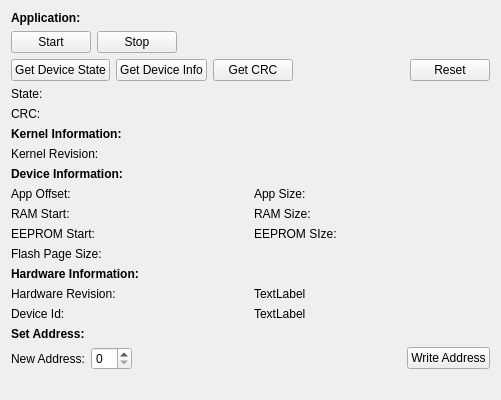
Qt form pc/TinyBusLoader/ui/deviceInformationWidget.ui (ChristianMarty/TinyBus) before a commit.
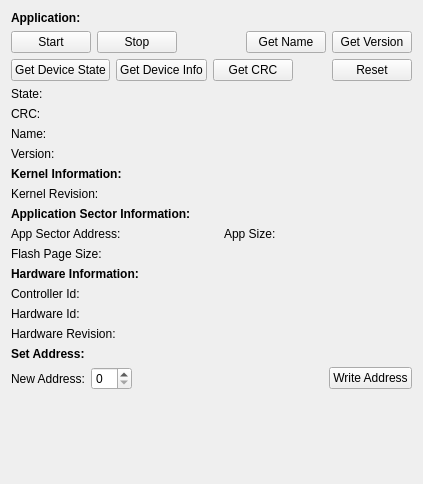
The same form after that commit.

The edit to the form file:
```diff
--- a/pc/TinyBusLoader/ui/deviceInformationWidget.ui
+++ b/pc/TinyBusLoader/ui/deviceInformationWidget.ui
@@ -6,8 +6,8 @@
    <rect>
     <x>0</x>
     <y>0</y>
-    <width>501</width>
-    <height>400</height>
+    <width>423</width>
+    <height>484</height>
    </rect>
   </property>
   <property name="windowTitle">
@@ -55,6 +55,20 @@
        </property>
       </spacer>
      </item>
+     <item>
+      <widget class="QPushButton" name="pushButton_getName">
+       <property name="text">
+        <string>Get Name</string>
+       </property>
+      </widget>
+     </item>
+     <item>
+      <widget class="QPushButton" name="pushButton_getVersion">
+       <property name="text">
+        <string>Get Version</string>
+       </property>
+      </widget>
+     </item>
     </layout>
    </item>
    <item>
@@ -104,6 +118,20 @@
    </item>
    <item>
     <layout class="QGridLayout" name="gridLayout_3">
+     <item row="1" column="0">
+      <widget class="QLabel" name="label_8">
+       <property name="text">
+        <string>CRC:</string>
+       </property>
+      </widget>
+     </item>
+     <item row="2" column="0">
+      <widget class="QLabel" name="label_3">
+       <property name="text">
+        <string>Name:</string>
+       </property>
+      </widget>
+     </item>
      <item row="0" column="0">
       <widget class="QLabel" name="label_7">
        <property name="text">
@@ -125,10 +153,24 @@
        </property>
       </widget>
      </item>
-     <item row="1" column="0">
-      <widget class="QLabel" name="label_8">
+     <item row="3" column="0">
+      <widget class="QLabel" name="label_12">
        <property name="text">
-        <string>CRC:</string>
+        <string>Version:</string>
+       </property>
+      </widget>
+     </item>
+     <item row="2" column="1">
+      <widget class="QLabel" name="label_applicationName">
+       <property name="text">
+        <string/>
+       </property>
+      </widget>
+     </item>
+     <item row="3" column="1">
+      <widget class="QLabel" name="label_applicationVersion">
+       <property name="text">
+        <string/>
        </property>
       </widget>
      </item>
@@ -172,107 +214,51 @@
       </font>
      </property>
      <property name="text">
-      <string>Device Information:</string>
+      <string>Application Sector Information:</string>
      </property>
     </widget>
    </item>
    <item>
     <layout class="QGridLayout" name="gridLayout">
-     <item row="1" column="2">
-      <widget class="QLabel" name="label_11">
+     <item row="0" column="1">
+      <widget class="QLabel" name="label_appStartAddress">
        <property name="text">
-        <string>RAM Size:</string>
+        <string/>
        </property>
       </widget>
      </item>
-     <item row="1" column="0">
-      <widget class="QLabel" name="label_2">
-       <property name="text">
-        <string>RAM Start:</string>
-       </property>
-      </widget>
-     </item>
-     <item row="0" column="2">
-      <widget class="QLabel" name="label_10">
-       <property name="text">
-        <string>App Size:</string>
-       </property>
-      </widget>
-     </item>
-     <item row="3" column="1">
+     <item row="1" column="1">
       <widget class="QLabel" name="label_flashPageSize">
        <property name="text">
         <string/>
        </property>
       </widget>
      </item>
-     <item row="2" column="1">
-      <widget class="QLabel" name="label_eepromOffset">
+     <item row="0" column="0">
+      <widget class="QLabel" name="label">
        <property name="text">
-        <string/>
+        <string>App Sector Address:</string>
        </property>
       </widget>
      </item>
-     <item row="0" column="3">
-      <widget class="QLabel" name="label_appSize">
-       <property name="text">
-        <string/>
-       </property>
-      </widget>
-     </item>
-     <item row="2" column="0">
-      <widget class="QLabel" name="label_3">
-       <property name="text">
-        <string>EEPROM Start:</string>
-       </property>
-      </widget>
-     </item>
-     <item row="3" column="0">
+     <item row="1" column="0">
       <widget class="QLabel" name="label_4">
        <property name="text">
         <string>Flash Page Size:</string>
        </property>
       </widget>
      </item>
-     <item row="1" column="3">
-      <widget class="QLabel" name="label_ramSize">
+     <item row="0" column="3">
+      <widget class="QLabel" name="label_appSize">
        <property name="text">
         <string/>
        </property>
       </widget>
      </item>
-     <item row="0" column="0">
-      <widget class="QLabel" name="label">
+     <item row="0" column="2">
+      <widget class="QLabel" name="label_10">
        <property name="text">
-        <string>App Offset:</string>
-       </property>
-      </widget>
-     </item>
-     <item row="0" column="1">
-      <widget class="QLabel" name="label_appOffset">
-       <property name="text">
-        <string/>
-       </property>
-      </widget>
-     </item>
-     <item row="1" column="1">
-      <widget class="QLabel" name="label_ramOffset">
-       <property name="text">
-        <string/>
-       </property>
-      </widget>
-     </item>
-     <item row="2" column="2">
-      <widget class="QLabel" name="label_12">
-       <property name="text">
-        <string>EEPROM SIze:</string>
-       </property>
-      </widget>
-     </item>
-     <item row="2" column="3">
-      <widget class="QLabel" name="label_eepromSize">
-       <property name="text">
-        <string/>
+        <string>App Size:</string>
        </property>
       </widget>
      </item>
@@ -292,31 +278,45 @@
    </item>
    <item>
     <layout class="QGridLayout" name="gridLayout_4">
+     <item row="1" column="1">
+      <widget class="QLabel" name="label_hardwareId">
+       <property name="text">
+        <string/>
+       </property>
+      </widget>
+     </item>
+     <item row="2" column="1">
+      <widget class="QLabel" name="label_hardwareRevision">
+       <property name="text">
+        <string/>
+       </property>
+      </widget>
+     </item>
+     <item row="1" column="0">
+      <widget class="QLabel" name="label_11">
+       <property name="text">
+        <string>Hardware Id:</string>
+       </property>
+      </widget>
+     </item>
      <item row="0" column="0">
+      <widget class="QLabel" name="label_2">
+       <property name="text">
+        <string>Controller Id:</string>
+       </property>
+      </widget>
+     </item>
+     <item row="2" column="0">
       <widget class="QLabel" name="label_17">
        <property name="text">
         <string>Hardware Revision:</string>
        </property>
       </widget>
      </item>
-     <item row="1" column="0">
-      <widget class="QLabel" name="label_18">
-       <property name="text">
-        <string>Device Id:</string>
-       </property>
-      </widget>
-     </item>
      <item row="0" column="1">
-      <widget class="QLabel" name="label_hardwareRevison">
+      <widget class="QLabel" name="label_controllerId">
        <property name="text">
-        <string>TextLabel</string>
-       </property>
-      </widget>
-     </item>
-     <item row="1" column="1">
-      <widget class="QLabel" name="label_deviceId">
-       <property name="text">
-        <string>TextLabel</string>
+        <string/>
        </property>
       </widget>
      </item>
```
